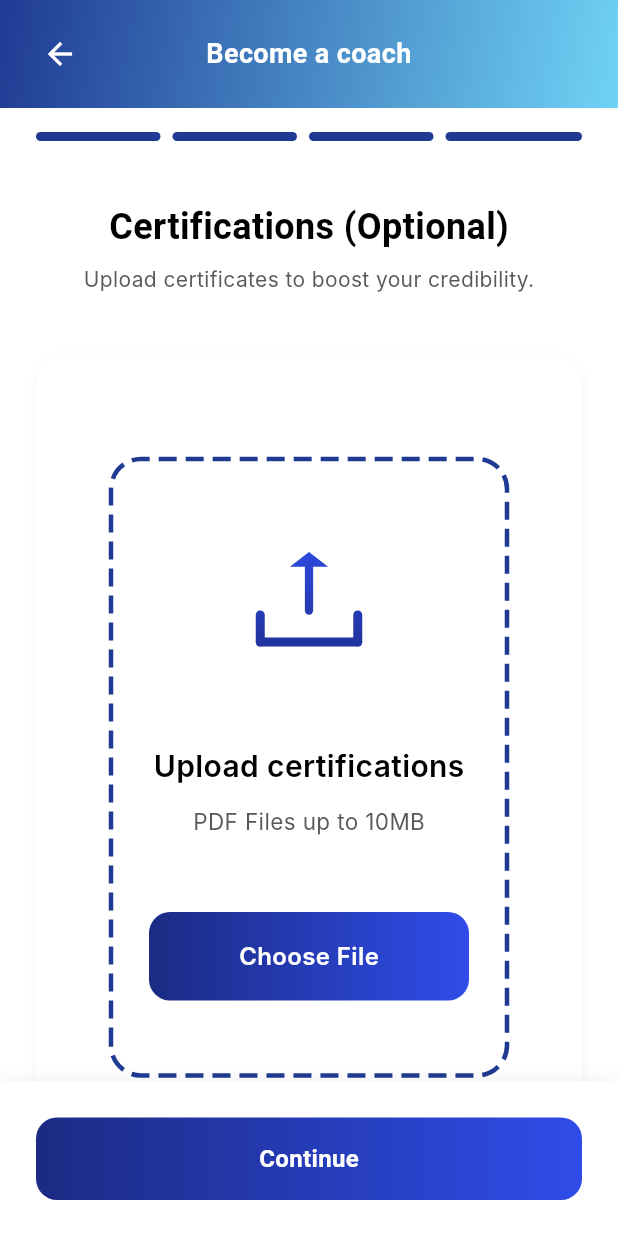
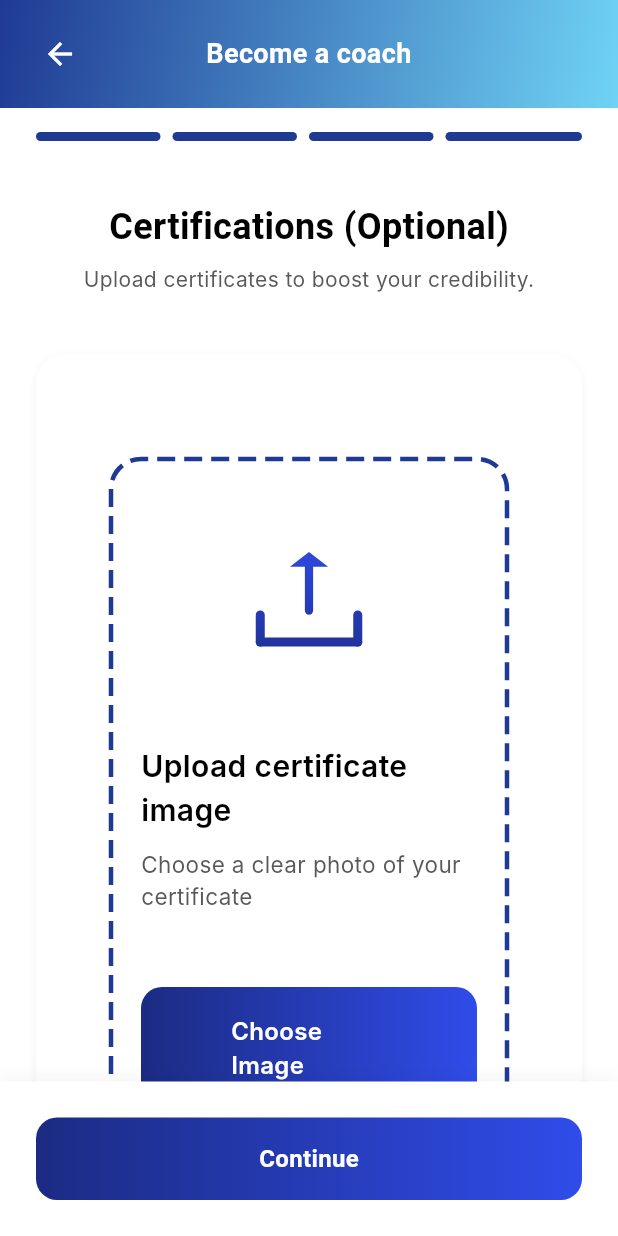
Before and after one commit to SalmaSwydan/maranny2, a Flutter app: the CoachCertificationsScreen screen opened directly, on a phone screen of 412 x 824 dp. Run offline on Flutter 3.47's test engine with Material 3 defaults, Android fonts, the phone set to English and light mode, and no system bars; our stand-ins replace awesome_dialog, dio, flutter_secure_storage, geolocator, image_picker, shared_preferences; accounts and stored records are empty; Roboto replaces fonts that are missing (Inter, Poppins).

Commit message:
Make coach certificate onboarding use images

```diff
--- a/lib/features/become_coach/presentation/screens/coach_certifications_screen.dart
+++ b/lib/features/become_coach/presentation/screens/coach_certifications_screen.dart
@@ -3,8 +3,8 @@ import 'dart:convert';
 import 'dart:developer' as developer;
 
 import 'package:awesome_dialog/awesome_dialog.dart';
-import 'package:file_picker/file_picker.dart';
 import 'package:flutter/material.dart';
+import 'package:image_picker/image_picker.dart';
 
 import '../../../../core/theme/app_colors.dart';
 import '../../../auth/data/models/auth_models.dart';
@@ -141,14 +141,14 @@ class _CoachCertificationsScreenState extends State<CoachCertificationsScreen> {
   bool _isSubmitting = false;
 
   Future<void> _handleChooseFile() async {
-    final result = await FilePicker.platform.pickFiles(
-      type: FileType.custom,
-      allowedExtensions: const ['pdf'],
-      allowMultiple: false,
+    final picker = ImagePicker();
+    final image = await picker.pickImage(
+      source: ImageSource.gallery,
+      imageQuality: 85,
     );
 
-    final path = result?.files.single.path;
-    if (path == null) return;
+    final path = image?.path;
+    if (path == null || path.trim().isEmpty) return;
 
     setState(() {
       _selectedFiles = [File(path)];
@@ -371,7 +371,7 @@ class _CoachCertificationsScreenState extends State<CoachCertificationsScreen> {
           borderRadius: BorderRadius.circular(20),
           boxShadow: [
             BoxShadow(
-              color: Colors.black.withOpacity(0.05),
+              color: Colors.black.withValues(alpha: 0.05),
               blurRadius: 4,
               offset: const Offset(0, 2),
             ),
@@ -397,13 +397,24 @@ class _CoachCertificationsScreenState extends State<CoachCertificationsScreen> {
                   mainAxisAlignment: MainAxisAlignment.center,
                   mainAxisSize: MainAxisSize.min,
                   children: [
-                    CustomPaint(
-                      size: const Size(100, 100),
-                      painter: UploadIconPainter(),
-                    ),
+                    if (_selectedFiles.isNotEmpty)
+                      ClipRRect(
+                        borderRadius: BorderRadius.circular(18),
+                        child: Image.file(
+                          _selectedFiles.first,
+                          width: 150,
+                          height: 120,
+                          fit: BoxFit.cover,
+                        ),
+                      )
+                    else
+                      CustomPaint(
+                        size: const Size(100, 100),
+                        painter: UploadIconPainter(),
+                      ),
                     const SizedBox(height: 40),
                     const Text(
-                      'Upload certifications',
+                      'Upload certificate image',
                       style: TextStyle(
                         fontFamily: 'Inter',
                         fontSize: 20,
@@ -413,7 +424,7 @@ class _CoachCertificationsScreenState extends State<CoachCertificationsScreen> {
                     ),
                     const SizedBox(height: 12),
                     Text(
-                      'PDF Files up to 10MB',
+                      'Choose a clear photo of your certificate',
                       style: TextStyle(
                         fontFamily: 'Inter',
                         fontSize: 15,
@@ -449,7 +460,7 @@ class _CoachCertificationsScreenState extends State<CoachCertificationsScreen> {
             borderRadius: BorderRadius.circular(14),
           ),
           child: const Text(
-            'Choose File',
+            'Choose Image',
             style: TextStyle(
               fontFamily: 'Inter',
               fontSize: 16,
@@ -503,7 +514,7 @@ class _CoachCertificationsScreenState extends State<CoachCertificationsScreen> {
         color: Colors.white,
         boxShadow: [
           BoxShadow(
-            color: Colors.black.withOpacity(0.05),
+            color: Colors.black.withValues(alpha: 0.05),
             blurRadius: 10,
             offset: const Offset(0, -2),
           ),
```
Also changed, not shown: lib/features/profile/data/models/profile_models.dart (+14 -2 lines), lib/features/profile/presentation/screens/coach_profile_screen.dart (+48 -15 lines), pubspec.lock.
